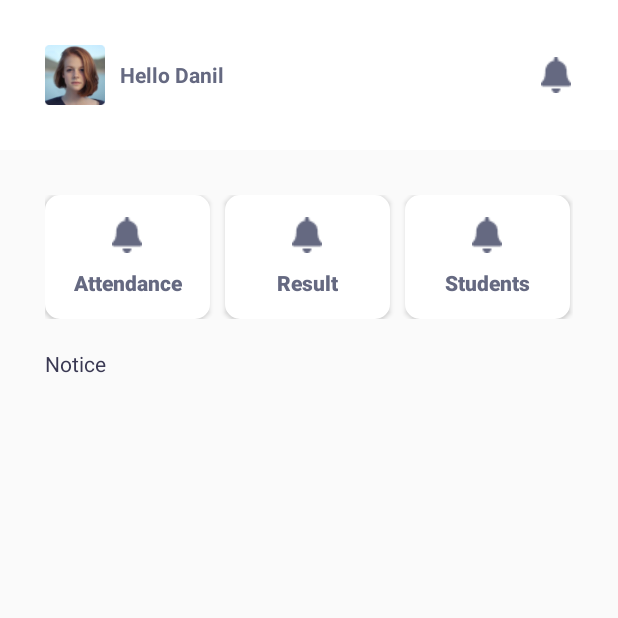
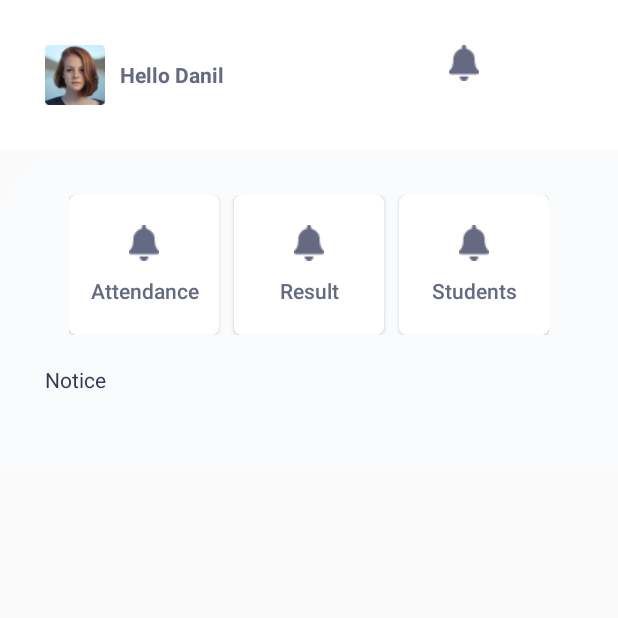
Before and after one commit to Alucoder/S-cool, an Android app: the DashboardActivity screen opened directly, with no data from a screen before it, on a phone screen of 412 x 824 dp, the top half of it. Run offline under Robolectric (Android 15) with nearby library versions, the phone set to English and light mode, and no system bars; Roboto replaces fonts that are not available here; 1 statement that could not run was skipped.

Commit message:
Fix design issue of dashboard

```diff
--- a/app/src/main/res/drawable/custombtndashboard.xml
+++ b/app/src/main/res/drawable/custombtndashboard.xml
@@ -2,21 +2,17 @@
 <shape xmlns:android="http://schemas.android.com/apk/res/android"
     android:shape="rectangle">
     <stroke
-        android:width="4dp"
-        android:color="#fff" />
+        android:width="0dp" />
 
     <solid
-        android:color="#fff"
+        android:color="@color/colorWhite"
         />
 
     // Reduce the corner radius value
-    <corners android:radius="8dp" />
+    <corners android:radius="5dp" />
 
     <padding
-        android:left="15dp"
-        android:top="15dp"
-        android:right="15dp"
-        android:bottom="15dp"      >
-
+        android:top="20dp"
+        android:bottom="20dp">
     </padding>
 </shape>
--- a/app/src/main/res/layout/activity_dashboard.xml
+++ b/app/src/main/res/layout/activity_dashboard.xml
@@ -33,8 +33,8 @@
         <View
             android:layout_width="20dp"
             android:layout_height="24dp"
-            android:layout_gravity="center"
-            android:layout_marginLeft="211dp"
+            android:layout_gravity="left"
+            android:layout_marginLeft="150dp"
             android:background="@drawable/notification" />
     </LinearLayout>
 
@@ -45,51 +45,47 @@
         app:layout_constraintEnd_toEndOf="parent"
         app:layout_constraintStart_toStartOf="parent"
         app:layout_constraintTop_toBottomOf="@+id/tvtitlebar"
-        android:padding="30dp">
+        android:padding="30dp"
+        android:background="@drawable/dashboardbg">
 
         <LinearLayout
             android:id="@+id/dashboard_grid"
-            android:layout_width="match_parent"
-            android:layout_height="wrap_content">
+            android:layout_width="wrap_content"
+            android:layout_height="wrap_content"
+            android:layout_gravity="center">
 
             <Button
                 android:id="@+id/btnNavigateAttendance"
-                android:layout_width="110dp"
+                android:layout_width="100dp"
+                android:layout_height="wrap_content"
+                android:background="@drawable/custombtndashboard"
+                android:drawableTop="@drawable/notification"
+                android:text="Attendance"
+                android:textAllCaps="false"
+                android:drawablePadding="10dp"
+                android:textColor="@color/colorContext" />
+
+            <Button
+                android:id="@+id/btnNavigateResult"
+                android:layout_width="100dp"
                 android:layout_height="wrap_content"
                 android:background="@drawable/custombtndashboard"
                 android:drawableTop="@drawable/notification"
                 android:drawablePadding="10dp"
-                android:elevation="5dp"
-                android:text="Attendance"
+                android:layout_marginLeft="10dp"
+                android:layout_marginRight="10dp"
+                android:text="Result"
                 android:textAllCaps="false"
-                android:textStyle="bold"
                 android:textColor="@color/colorContext" />
 
             <Button
-                android:id="@+id/btnNavigateResult"
-                android:layout_width="110dp"
+                android:id="@+id/btnNavigateStudents"
+                android:layout_width="100dp"
                 android:layout_height="wrap_content"
                 android:background="@drawable/custombtndashboard"
                 android:drawableTop="@drawable/notification"
                 android:drawablePadding="10dp"
-                android:elevation="5dp"
-                android:layout_marginLeft="10dp"
-                android:layout_marginRight="10dp"
-                android:text="Result"
-                android:textAllCaps="false"
-                android:textStyle="bold"
-                android:textColor="@color/colorContext" />
-
-            <Button
-                android:id="@+id/btnNavigateStudents"
-                android:layout_width="110dp"
-                android:layout_height="wrap_content"
-                android:background="@drawable/custombtndashboard"
-                android:drawableTop="@drawable/notification"
-                android:drawablePadding="10dp"
-                android:elevation="5dp"
                 android:text="Students"
-                android:textStyle="bold"
                 android:textAllCaps="false"
                 android:textColor="@color/colorContext" />
 
```
Also changed, not shown: app/src/main/res/drawable/custombtn.xml (+4 -4 lines), app/src/main/res/layout/activity_attendance.xml (+6 -5 lines), app/src/main/res/drawable/dashboardbg.xml (renamed from app/src/main/res/drawable/dashboard_background.xml).
